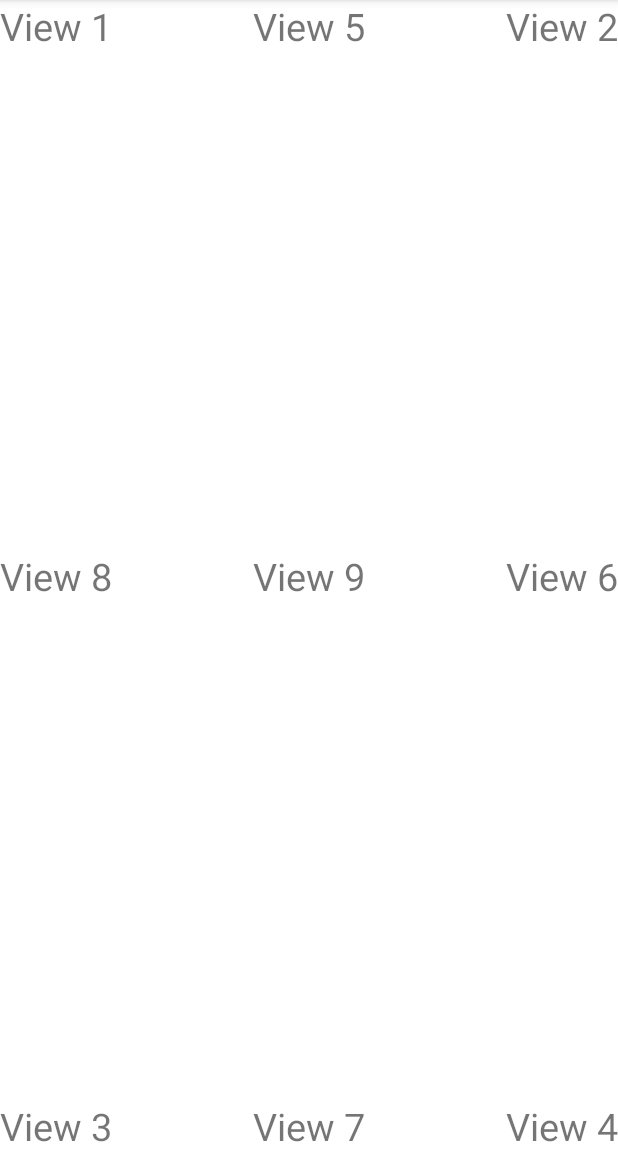
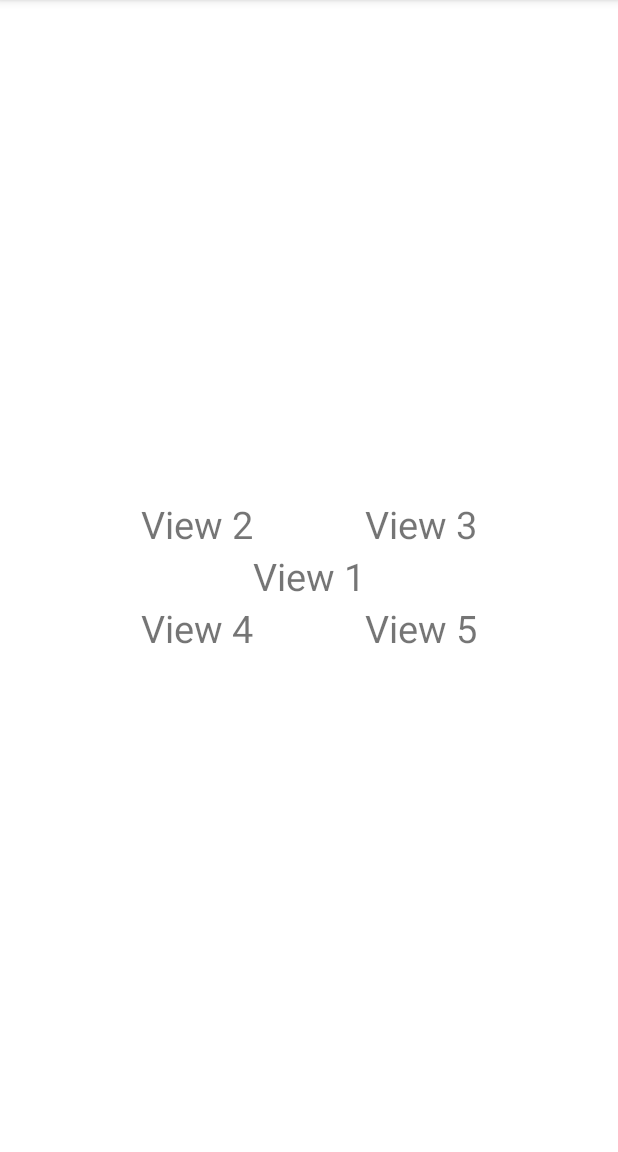
Before and after one commit to phamtanphat/ConstraintLayout26082021, an Android app: the screen it shows after launch (MainActivity), on a phone screen of 412 x 824 dp, the part 84-1236 px from its top. Run offline under Robolectric (Android 15) with nearby library versions, the phone set to English and light mode, and no system bars.

Commit message:
to position

```diff
--- a/app/src/main/res/layout/activity_main.xml
+++ b/app/src/main/res/layout/activity_main.xml
@@ -7,73 +7,43 @@
     tools:context=".MainActivity">
 
     <TextView
+        android:id="@+id/textView1"
+        app:layout_constraintRight_toRightOf="parent"
         app:layout_constraintTop_toTopOf="parent"
+        app:layout_constraintBottom_toBottomOf="parent"
         app:layout_constraintLeft_toLeftOf="parent"
         android:textSize="25sp"
         android:text="View 1"
         android:layout_width="wrap_content"
         android:layout_height="wrap_content" />
     <TextView
-        app:layout_constraintTop_toTopOf="parent"
-        app:layout_constraintRight_toRightOf="parent"
+        app:layout_constraintRight_toLeftOf="@id/textView1"
+        app:layout_constraintBottom_toTopOf="@id/textView1"
         android:textSize="25sp"
         android:text="View 2"
         android:layout_width="wrap_content"
-        android:layout_height="wrap_content"/>
+        android:layout_height="wrap_content" />
     <TextView
-        app:layout_constraintLeft_toLeftOf="parent"
-        app:layout_constraintBottom_toBottomOf="parent"
+        app:layout_constraintLeft_toRightOf="@id/textView1"
+        app:layout_constraintBottom_toTopOf="@id/textView1"
         android:textSize="25sp"
         android:text="View 3"
         android:layout_width="wrap_content"
         android:layout_height="wrap_content" />
+
     <TextView
-        app:layout_constraintBottom_toBottomOf="parent"
-        app:layout_constraintRight_toRightOf="parent"
+        app:layout_constraintRight_toLeftOf="@id/textView1"
+        app:layout_constraintTop_toBottomOf="@id/textView1"
         android:textSize="25sp"
         android:text="View 4"
         android:layout_width="wrap_content"
         android:layout_height="wrap_content" />
+
     <TextView
-        app:layout_constraintRight_toRightOf="parent"
-        app:layout_constraintTop_toTopOf="parent"
-        app:layout_constraintLeft_toLeftOf="parent"
+        app:layout_constraintLeft_toRightOf="@id/textView1"
+        app:layout_constraintTop_toBottomOf="@id/textView1"
         android:textSize="25sp"
         android:text="View 5"
         android:layout_width="wrap_content"
         android:layout_height="wrap_content" />
-    <TextView
-        app:layout_constraintRight_toRightOf="parent"
-        app:layout_constraintTop_toTopOf="parent"
-        app:layout_constraintBottom_toBottomOf="parent"
-        android:textSize="25sp"
-        android:text="View 6"
-        android:layout_width="wrap_content"
-        android:layout_height="wrap_content" />
-    <TextView
-        app:layout_constraintRight_toRightOf="parent"
-        app:layout_constraintBottom_toBottomOf="parent"
-        app:layout_constraintLeft_toLeftOf="parent"
-        android:textSize="25sp"
-        android:text="View 7"
-        android:layout_width="wrap_content"
-        android:layout_height="wrap_content" />
-    <TextView
-        app:layout_constraintLeft_toLeftOf="parent"
-        app:layout_constraintTop_toTopOf="parent"
-        app:layout_constraintBottom_toBottomOf="parent"
-        android:textSize="25sp"
-        android:text="View 8"
-        android:layout_width="wrap_content"
-        android:layout_height="wrap_content" />
-    <TextView
-        app:layout_constraintRight_toRightOf="parent"
-        app:layout_constraintTop_toTopOf="parent"
-        app:layout_constraintBottom_toBottomOf="parent"
-        app:layout_constraintLeft_toLeftOf="parent"
-        android:textSize="25sp"
-        android:text="View 9"
-        android:layout_width="wrap_content"
-        android:layout_height="wrap_content" />
-
 </androidx.constraintlayout.widget.ConstraintLayout>
```
